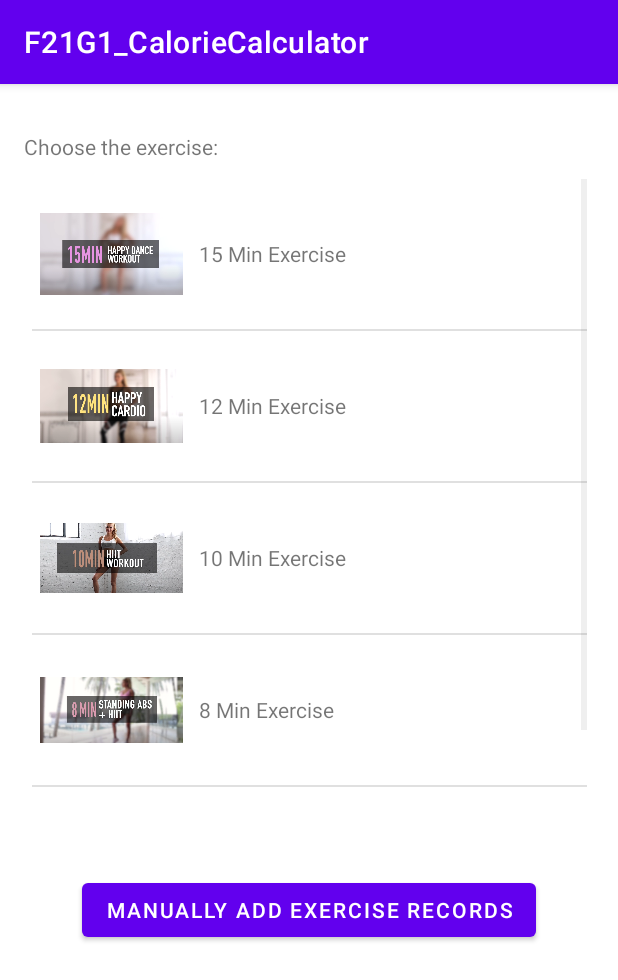
After one commit to Khang-Truong/F21G1_CalorieCalculator, an Android app: the ExerciseActivity screen opened directly, with no data from a screen before it, on a phone screen of 412 x 824 dp. The commit adds this screen. Shown: the top 980 px of the screen. Run offline under Robolectric (Android 15) with nearby library versions, the phone set to English and light mode, and no system bars.

Commit message:
create exercise page and calculate the total of Calorie Burning

```diff
--- a/app/src/main/java/com/example/f21g1_caloriecalculator/DBHelper.java
+++ b/app/src/main/java/com/example/f21g1_caloriecalculator/DBHelper.java
@@ -139,6 +139,7 @@ public class DBHelper extends SQLiteOpenHelper {
     public boolean updateTDEE(int userId, String date, String dataInput) {
         SQLiteDatabase MyDB=this.getWritableDatabase();
         try {
+
             MyDB.execSQL("Update calendardata SET TDEE = ? where userId = ? and date = ?", new String[] { dataInput, String.format("%d", userId), date});
             return true;
         } catch (Exception e) {
@@ -189,6 +190,7 @@ public class DBHelper extends SQLiteOpenHelper {
     public boolean updateExerciseCal(int userId, String date, String dataInput) {
         SQLiteDatabase MyDB=this.getWritableDatabase();
         try {
+            //Log.d("try","inside");
             MyDB.execSQL("Update calendardata SET exerciseCal = ? where userId = ? and date = ?", new String[] { dataInput, String.format("%d", userId), date});
             return true;
         } catch (Exception e) {
--- /dev/null
+++ b/app/src/main/java/com/example/f21g1_caloriecalculator/Exercise.java
@@ -0,0 +1,30 @@
+package com.example.f21g1_caloriecalculator;
+
+import java.util.List;
+
+public class Exercise {
+
+    String ExerciseName;
+    Integer ExercisePic;
+
+    public Exercise(String exerciseName, Integer exercisePic) {
+        ExerciseName = exerciseName;
+        ExercisePic = exercisePic;
+    }
+
+    public String getExerciseName() {
+        return ExerciseName;
+    }
+
+    public void setExerciseName(String exerciseName) {
+        ExerciseName = exerciseName;
+    }
+
+    public Integer getExercisePic() {
+        return ExercisePic;
+    }
+
+    public void setExercisePic(Integer exercisePic) {
+        ExercisePic = exercisePic;
+    }
+}
--- /dev/null
+++ b/app/src/main/java/com/example/f21g1_caloriecalculator/ExerciseActivity.java
@@ -0,0 +1,147 @@
+package com.example.f21g1_caloriecalculator;
+
+import androidx.appcompat.app.AppCompatActivity;
+
+import android.content.Context;
+import android.content.Intent;
+import android.content.SharedPreferences;
+import android.net.Uri;
+import android.os.Bundle;
+import android.os.DeadObjectException;
+import android.util.Log;
+import android.view.View;
+import android.widget.AdapterView;
+import android.widget.ListView;
+import android.widget.Toast;
+
+import java.util.ArrayList;
+import java.util.List;
+
+public class ExerciseActivity extends AppCompatActivity {
+
+    ListView ListViewExercise;
+    List<Exercise> ExerciseList= new ArrayList<>();
+    DBHelper db;
+    double totalCaloriesBurned=0;
+    int userId;
+    String name;
+    String password;
+    String date;
+
+
+
+    @Override
+    protected void onCreate(Bundle savedInstanceState) {
+        super.onCreate(savedInstanceState);
+        setContentView(R.layout.activity_exercise);
+
+
+        SharedPreferences sharedPreferences = getSharedPreferences("MyPREFERENCES", Context.MODE_PRIVATE);
+        name = sharedPreferences.getString("Name", null);
+        password = sharedPreferences.getString("Password", null);
+        userId = sharedPreferences.getInt("UserId", -1);
+        Log.d("Deeeebag",userId + "!");
+        db = new DBHelper(ExerciseActivity.this);
+        date=sharedPreferences.getString("Date",null);
+
+
+
+        ListViewExercise=findViewById(R.id.ListViewExercise);
+
+        //add All Exercise Name and image in the list
+        addExerciseData();
+
+
+        //inflate data in ListView
+        ExerciseListViewAdapter exerciseList= new ExerciseListViewAdapter(ExerciseList);
+        ListViewExercise.setAdapter(exerciseList);
+
+
+        //set click listener in each element in the listView
+        ListViewExercise.setOnItemClickListener((AdapterView<?> adapterView, View view, int i, long l)-> {
+
+            if(i==0){
+                startActivity(new Intent(ExerciseActivity.this,Calendar.class));
+                startActivity(new Intent(Intent.ACTION_VIEW,
+                        Uri.parse("https://www.youtube.com/watch?v=Cw-Wt4xKD2s&ab_channel=PamelaReif")));
+
+                if(db.getExerciseCal(userId,date)==null){
+                    db.updateExerciseCal(userId,date,"75");
+                    Log.d("Try",db.getExerciseCal(userId,date)+"1");
+                }else{
+                    totalCaloriesBurned=Double.parseDouble(db.getExerciseCal(userId,date))+75;
+                    db.updateExerciseCal(userId,date,String.format("%.2f",totalCaloriesBurned));
+                }
+                //Toast.makeText(this,date,Toast.LENGTH_SHORT).show();
+                Toast.makeText(this,userId + "!" ,Toast.LENGTH_SHORT).show();
+                //Toast.makeText(this, "75 calories has been added into your daily calorie's burning", Toast.LENGTH_SHORT).show();
+            }
+            if(i==1){
+                startActivity(new Intent(ExerciseActivity.this,Calendar.class));
+                startActivity(new Intent(Intent.ACTION_VIEW,
+                        Uri.parse("https://www.youtube.com/watch?v=QPKXw8XEQiA&ab_channel=PamelaReif")));
+
+                if(db.getExerciseCal(userId,date)==null){
+                    db.updateExerciseCal(userId,date,String.valueOf(60));
+                }else{
+                    totalCaloriesBurned=Double.parseDouble(db.getExerciseCal(userId,date))+60;
+                    db.updateExerciseCal(userId,date,String.format("%.2f",totalCaloriesBurned));
+                }
+                Toast.makeText(this, "60 calories has been added into your daily calorie's burning", Toast.LENGTH_SHORT).show();
+            }
+            if(i==2){
+                startActivity(new Intent(ExerciseActivity.this,Calendar.class));
+                startActivity(new Intent(Intent.ACTION_VIEW,
+                        Uri.parse("https://www.youtube.com/watch?v=zr08J6wB53Y&ab_channel=PamelaReif")));
+                if(db.getExerciseCal(userId,date)==null){
+                    db.updateExerciseCal(userId,date,String.valueOf(50));
+                }else{
+                    totalCaloriesBurned=Double.parseDouble(db.getExerciseCal(userId,date))+50;
+                    db.updateExerciseCal(userId,date,String.format("%.2f",totalCaloriesBurned));
+                }
+                Toast.makeText(this, "50 calories has been added into your daily calorie's burning", Toast.LENGTH_SHORT).show();
+            }
+            if(i==3){
+                startActivity(new Intent(ExerciseActivity.this,Calendar.class));
+                startActivity(new Intent(Intent.ACTION_VIEW,
+                        Uri.parse("https://www.youtube.com/watch?v=Z-8sNHcncpM&ab_channel=PamelaReif")));
+                if(db.getExerciseCal(userId,date)==null){
+                    db.updateExerciseCal(userId,date,String.valueOf(40));
+                }else{
+                    totalCaloriesBurned=Double.parseDouble(db.getExerciseCal(userId,date))+40;
+                    db.updateExerciseCal(userId,date,String.format("%.2f",totalCaloriesBurned));
+                }
+                Toast.makeText(this, "40 calories has been added into your daily calorie's burning", Toast.LENGTH_SHORT).show();
+            }
+            if(i==4){
+                startActivity(new Intent(ExerciseActivity.this,Calendar.class));
+                startActivity(new Intent(Intent.ACTION_VIEW,
+                        Uri.parse("https://www.youtube.com/watch?v=jC5xlKIQgR8&ab_channel=PamelaReif")));
+                if(db.getExerciseCal(userId,date)==null){
+                    db.updateExerciseCal(userId,date,String.valueOf(30));
+                }else{
+                    totalCaloriesBurned=Double.parseDouble(db.getExerciseCal(userId,date))+30;
+                    db.updateExerciseCal(userId,date,String.format("%.2f",totalCaloriesBurned));
+                }
+                Toast.makeText(this, "30 calories has been added into your daily calorie's burning", Toast.LENGTH_SHORT).show();
+            }
+
+        });
+
+
+
+
+
+    }
+
+
+    private void addExerciseData(){
+        ExerciseList.add(new Exercise("15 Min Exercise",R.drawable.exercisein15min));
+        ExerciseList.add(new Exercise("12 Min Exercise",R.drawable.exercisein12min));
+        ExerciseList.add(new Exercise("10 Min Exercise",R.drawable.exercisein10min));
+        ExerciseList.add(new Exercise("8 Min Exercise",R.drawable.exercisein8min));
+        ExerciseList.add(new Exercise("6 Min Exercise",R.drawable.exercisein6min));
+
+
+    }
+}
--- /dev/null
+++ b/app/src/main/java/com/example/f21g1_caloriecalculator/ExerciseListViewAdapter.java
@@ -0,0 +1,52 @@
+package com.example.f21g1_caloriecalculator;
+
+import android.view.LayoutInflater;
+import android.view.View;
+import android.view.ViewGroup;
+import android.widget.BaseAdapter;
+import android.widget.ImageView;
+import android.widget.TextView;
+
+import java.util.List;
+
+public class ExerciseListViewAdapter extends BaseAdapter {
+
+    List<Exercise>  exerciseList;
+
+    public ExerciseListViewAdapter(List<Exercise> exerciseList) {
+        this.exerciseList = exerciseList;
+    }
+
+    @Override
+    public int getCount() {
+        return exerciseList.size();
+    }
+
+    @Override
+    public Exercise getItem(int i) {
+        return exerciseList.get(i);
+    }
+
+    @Override
+    public long getItemId(int i) {
+        return i;
+    }
+
+    @Override
+    public View getView(int i, View convertView, ViewGroup parent) {
+        if(convertView==null){
+
+            LayoutInflater layoutInflater= LayoutInflater.from(parent.getContext());
+            convertView= layoutInflater.inflate(R.layout.layout_exercise, parent,false);
+        }
+
+        TextView textViewExerciseName= convertView.findViewById(R.id.textViewExerciseName);
+        ImageView imageViewExercise=convertView.findViewById(R.id.imageViewExercise);
+
+        textViewExerciseName.setText(exerciseList.get(i).getExerciseName());
+        imageViewExercise.setImageResource(exerciseList.get(i).getExercisePic());
+
+
+        return convertView;
+    }
+}
--- /dev/null
+++ b/app/src/main/res/layout/activity_exercise.xml
@@ -0,0 +1,42 @@
+<?xml version="1.0" encoding="utf-8"?>
+<androidx.constraintlayout.widget.ConstraintLayout xmlns:android="http://schemas.android.com/apk/res/android"
+    xmlns:app="http://schemas.android.com/apk/res-auto"
+    xmlns:tools="http://schemas.android.com/tools"
+    android:layout_width="match_parent"
+    android:layout_height="match_parent"
+    tools:context=".ExerciseActivity">
+
+    <ListView
+        android:id="@+id/ListViewExercise"
+        android:layout_width="370dp"
+        android:layout_height="431dp"
+        android:layout_marginStart="16dp"
+        android:layout_marginLeft="16dp"
+        android:layout_marginTop="12dp"
+        android:layout_marginEnd="16dp"
+        android:layout_marginRight="16dp"
+        app:layout_constraintEnd_toEndOf="parent"
+        app:layout_constraintStart_toStartOf="parent"
+        app:layout_constraintTop_toBottomOf="@+id/textViewTitleExercise" />
+
+    <TextView
+        android:id="@+id/textViewTitleExercise"
+        android:layout_width="wrap_content"
+        android:layout_height="wrap_content"
+        android:layout_marginStart="16dp"
+        android:layout_marginLeft="16dp"
+        android:layout_marginTop="32dp"
+        android:text="@string/txtExerciseYouWant"
+        app:layout_constraintStart_toStartOf="parent"
+        app:layout_constraintTop_toTopOf="parent" />
+
+    <Button
+        android:id="@+id/buttonManuallyAddBurningRecord"
+        android:layout_width="wrap_content"
+        android:layout_height="wrap_content"
+        android:layout_marginTop="32dp"
+        android:text="@string/txtManuallyAddExerciseRecord"
+        app:layout_constraintEnd_toEndOf="parent"
+        app:layout_constraintStart_toStartOf="parent"
+        app:layout_constraintTop_toBottomOf="@+id/ListViewExercise" />
+</androidx.constraintlayout.widget.ConstraintLayout>
--- a/app/src/main/res/layout/activity_user.xml
+++ b/app/src/main/res/layout/activity_user.xml
@@ -29,8 +29,10 @@
         android:text="Log Out"
         app:layout_constraintBottom_toBottomOf="parent"
         app:layout_constraintEnd_toEndOf="parent"
+        app:layout_constraintHorizontal_bias="1.0"
         app:layout_constraintStart_toStartOf="parent"
-        app:layout_constraintTop_toTopOf="parent" />
+        app:layout_constraintTop_toTopOf="parent"
+        app:layout_constraintVertical_bias="0.0" />
 
     <Button
         android:id="@+id/buttonDetail"
--- /dev/null
+++ b/app/src/main/res/layout/layout_exercise.xml
@@ -0,0 +1,22 @@
+<?xml version="1.0" encoding="utf-8"?>
+<LinearLayout xmlns:android="http://schemas.android.com/apk/res/android"
+    xmlns:app="http://schemas.android.com/apk/res-auto"
+    android:layout_width="match_parent"
+    android:layout_height="100dp">
+
+    <ImageView
+        android:id="@+id/imageViewExercise"
+        android:layout_width="match_parent"
+        android:layout_height="match_parent"
+        android:layout_margin="5dp"
+        android:layout_weight="1"
+        app:srcCompat="@drawable/exercisein15min" />
+
+    <TextView
+        android:id="@+id/textViewExerciseName"
+        android:layout_width="match_parent"
+        android:layout_height="match_parent"
+        android:layout_margin="5dp"
+        android:layout_weight="0.4"
+        android:gravity="center_vertical" />
+</LinearLayout>
--- a/app/src/main/res/values/strings.xml
+++ b/app/src/main/res/values/strings.xml
@@ -28,4 +28,6 @@
     <string name="txtCaloriesIntake">Calories Intake: </string>
     <string name="txtSurplus">Surplus: </string>
     <string name="txtGoFunctionMenu">Go Function Page</string>
+    <string name="txtExerciseYouWant">Choose the exercise: </string>
+    <string name="txtManuallyAddExerciseRecord">Manually add exercise records</string>
 </resources>
```
Also changed, not shown: app/src/main/AndroidManifest.xml (+4 -3 lines), app/src/main/java/com/example/f21g1_caloriecalculator/Calendar.java (+57 -13 lines), app/src/main/java/com/example/f21g1_caloriecalculator/UserActivity.java (+8 -1 lines), app/src/main/res/drawable-v24/exercisein10min.png (added), app/src/main/res/drawable-v24/exercisein12min.png (added), app/src/main/res/drawable-v24/exercisein15min.png (added), app/src/main/res/drawable-v24/exercisein6min.png (added), app/src/main/res/drawable-v24/exercisein8min.png (added).
